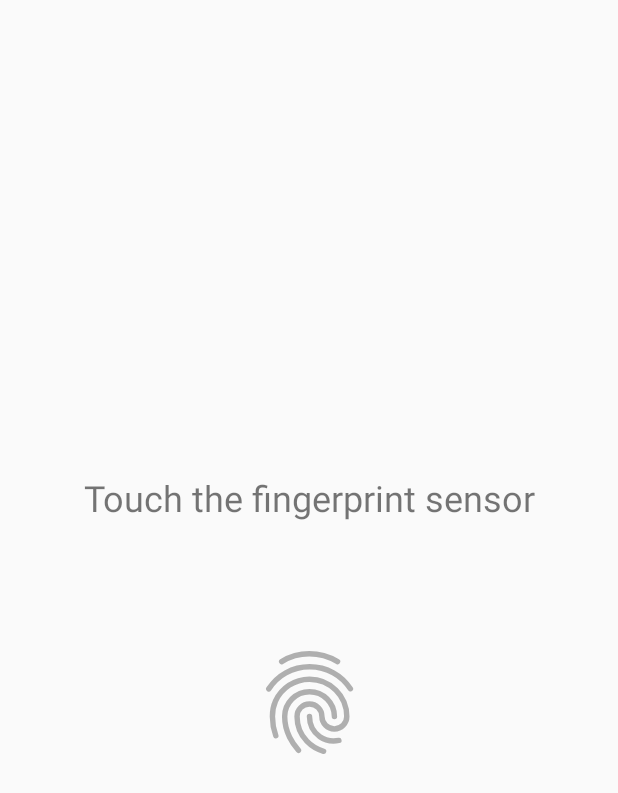
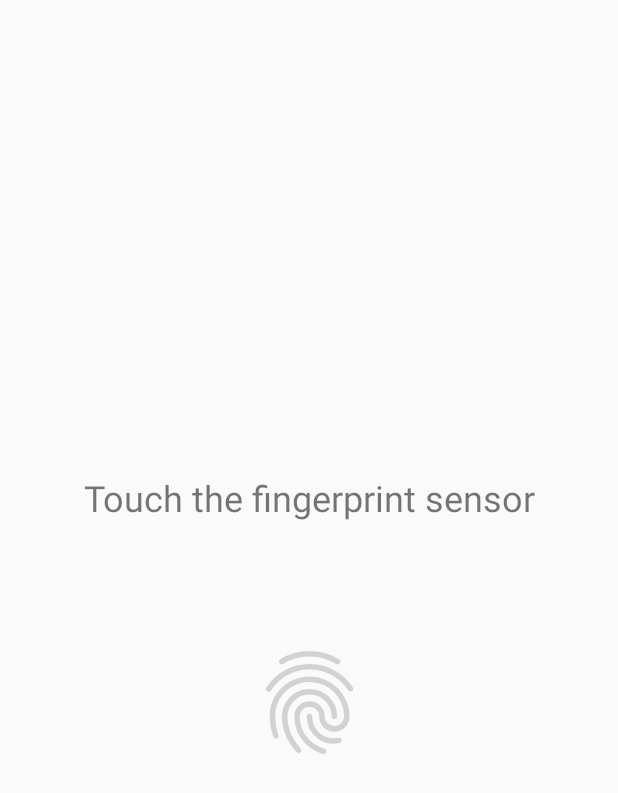
Before and after one commit to adorsys/fingerprint-android, an Android app: the layout activity_main.xml on its own in the app's theme, with its tools: preview values and no code run, on a phone screen of 412 x 824 dp. Shown: the top 793 px of the screen. Run offline under Robolectric (Android 15) with nearby library versions, the phone set to English and light mode, and no system bars.

Commit message:
Make library also usable on devices below api 23 but check for API in Finger class

```diff
--- a/app/build.gradle
+++ b/app/build.gradle
@@ -6,7 +6,7 @@ android {
     buildToolsVersion "27.0.3"
     defaultConfig {
         applicationId "de.adorsys.android.fingersample"
-        minSdkVersion 23
+        minSdkVersion 14
         targetSdkVersion 27
         versionCode versionCode
         versionName "${versionName}"
--- a/app/src/main/res/drawable/ic_fingerprint_on.xml
+++ b/app/src/main/res/drawable/ic_fingerprint_on.xml
@@ -19,7 +19,7 @@
                     android:name="ridge_5_path"
                     android:pathData="M -25.3591003418,-24.4138946533 c -0.569000244141,0.106399536133 -1.12660217285,0.140594482422 -1.45460510254,0.140594482422 c -1.29689025879,0 -2.53239440918,-0.343307495117 -3.62019348145,-1.12400817871 c -1.67700195312,-1.20349121094 -2.76950073242,-3.17008972168 -2.76950073242,-5.39189147949"
                     android:strokeAlpha="0.5"
-                    android:strokeColor="?attr/colorControlNormal"
+                    android:strokeColor="#aaa"
                     android:strokeLineCap="round"
                     android:strokeWidth="1.45"/>
             </group>
@@ -28,7 +28,7 @@
                     android:name="ridge_7_path"
                     android:pathData="M -36.1409912109,-21.7843475342 c -1.00540161133,-1.19300842285 -1.57499694824,-1.9181060791 -2.36520385742,-3.50170898438 c -0.827560424805,-1.65869140625 -1.31352233887,-3.49159240723 -1.31352233887,-5.48489379883 c 0,-3.66279602051 2.96932983398,-6.63220214844 6.63221740723,-6.63220214844 c 3.6628112793,0 6.63220214844,2.96940612793 6.63220214844,6.63220214844"
                     android:strokeAlpha="0.5"
-                    android:strokeColor="?attr/colorControlNormal"
+                    android:strokeColor="#aaa"
                     android:strokeLineCap="round"
                     android:strokeWidth="1.45"/>
             </group>
@@ -37,7 +37,7 @@
                     android:name="ridge_6_path"
                     android:pathData="M -42.1907958984,-25.6756896973 c -0.758117675781,-2.14370727539 -0.896545410156,-3.86891174316 -0.896545410156,-5.12921142578 c 0,-1.46069335938 0.249176025391,-2.84799194336 0.814682006836,-4.09748840332 c 1.56153869629,-3.45030212402 5.03434753418,-5.85076904297 9.0679473877,-5.85076904297 c 5.49430847168,0 9.94830322266,4.4539642334 9.94830322266,9.94825744629 c 0,1.83151245117 -1.48460388184,3.31610107422 -3.31610107422,3.31610107422 c -1.83149719238,0 -3.31610107422,-1.48469543457 -3.31610107422,-3.31610107422 c 0,-1.83139038086 -1.48458862305,-3.31610107422 -3.31610107422,-3.31610107422 c -1.83149719238,0 -3.31610107422,1.48471069336 -3.31610107422,3.31610107422 c 0,2.57020568848 0.989517211914,4.88710021973 2.60510253906,6.5865020752 c 1.22210693359,1.28550720215 2.43139648438,2.09950256348 4.47590637207,2.69030761719"
                     android:strokeAlpha="0.5"
-                    android:strokeColor="?attr/colorControlNormal"
+                    android:strokeColor="#aaa"
                     android:strokeLineCap="round"
                     android:strokeWidth="1.45"/>
             </group>
@@ -46,7 +46,7 @@
                     android:name="ridge_2_path"
                     android:pathData="M -44.0646514893,-38.1672973633 c 1.19026184082,-1.77430725098 2.67503356934,-3.24531555176 4.55902099609,-4.27278137207 c 1.88395690918,-1.0274810791 4.04466247559,-1.61137390137 6.34175109863,-1.61137390137 c 2.28761291504,0 4.43991088867,0.579071044922 6.31831359863,1.59861755371 c 1.8784942627,1.01954650879 3.36059570312,2.4796295166 4.55279541016,4.24153137207"
                     android:strokeAlpha="0.5"
-                    android:strokeColor="?attr/colorControlNormal"
+                    android:strokeColor="#aaa"
                     android:strokeLineCap="round"
                     android:strokeWidth="1.45"/>
             </group>
@@ -58,7 +58,7 @@
                     android:name="ridge_1_path"
                     android:pathData="M 71.7812347412,97.0507202148 c -2.27149963379,-1.31344604492 -4.71360778809,-2.07006835938 -7.56221008301,-2.07006835938 c -2.84869384766,0 -5.23320007324,0.779556274414 -7.34411621094,2.07006835938"
                     android:strokeAlpha="0.5"
-                    android:strokeColor="?attr/colorControlNormal"
+                    android:strokeColor="#aaa"
                     android:strokeLineCap="round"
                     android:strokeWidth="1.45"/>
             </group>
--- a/finger/build.gradle
+++ b/finger/build.gradle
@@ -8,10 +8,11 @@ android {
     buildToolsVersion "27.0.3"
 
     defaultConfig {
-        minSdkVersion 21
+        minSdkVersion 14
         targetSdkVersion 27
         versionCode versionCode
         versionName "${versionName}"
+        vectorDrawables.useSupportLibrary = true
     }
 
     buildTypes {
--- a/finger/src/main/java/de/adorsys/android/finger/Finger.kt
+++ b/finger/src/main/java/de/adorsys/android/finger/Finger.kt
@@ -1,12 +1,10 @@
 package de.adorsys.android.finger
 
 import android.annotation.SuppressLint
-import android.annotation.TargetApi
 import android.content.Context
 import android.hardware.fingerprint.FingerprintManager
 import android.os.Build
 import android.os.Handler
-import android.support.annotation.RequiresApi
 import android.support.v4.hardware.fingerprint.FingerprintManagerCompat
 import android.text.TextUtils
 
@@ -21,7 +19,6 @@ import android.text.TextUtils
  *     what he/she has to do and the library doesn't subscribe the authorization until the necessary condition is true again.
  *     This is explained in the library's error messages.
  */
-@TargetApi(Build.VERSION_CODES.M)
 class Finger(private val context: Context,
              private val errors: Map<Int, String> = emptyMap(),
              private val useSystemErrors: Boolean = false) : FingerprintManagerCompat.AuthenticationCallback() {
@@ -60,7 +57,6 @@ class Finger(private val context: Context,
     // There is no active permission request required for using the fingerprint
     // and it is declared inside the AndroidManifest
     @SuppressLint("MissingPermission")
-    @RequiresApi(Build.VERSION_CODES.M)
     fun subscribe(listener: FingerListener) {
         fingerListener = listener
 
```
Also changed, not shown: app/src/main/res/drawable/ic_fingerprint_off.xml (+5 -5 lines).
